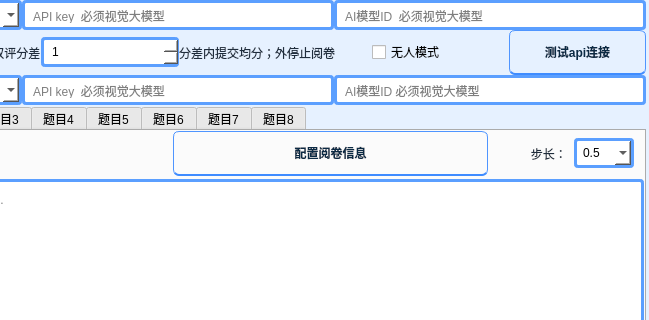
bangongshi107/AI-auto-grading-3-7, file setting/七题.ui: the form before one commit; both pictures show x 151 to 800 and y 0 to 320 of the 800 by 970 pixel window.
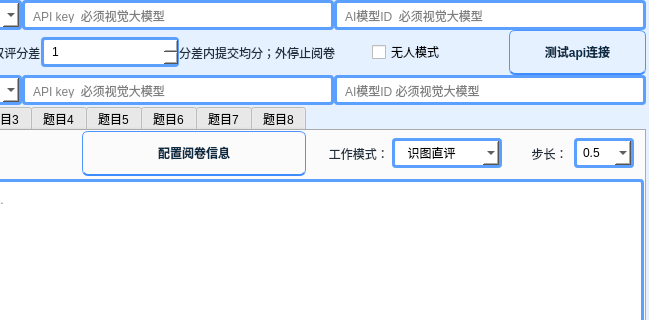
The form after the commit.

The edit to the form file:
```diff
--- a/setting/七题.ui
+++ b/setting/七题.ui
@@ -645,6 +645,48 @@
                 </property>
                </widget>
               </item>
+              <item>
+               <widget class="QLabel" name="label_work_mode_1">
+                <property name="sizePolicy">
+                 <sizepolicy hsizetype="Fixed" vsizetype="Preferred">
+                  <horstretch>0</horstretch>
+                  <verstretch>0</verstretch>
+                 </sizepolicy>
+                </property>
+                <property name="text">
+                 <string>      工作模式：</string>
+                </property>
+               </widget>
+              </item>
+              <item>
+               <widget class="QComboBox" name="work_mode_1">
+                <property name="sizePolicy">
+                 <sizepolicy hsizetype="Fixed" vsizetype="Fixed">
+                  <horstretch>0</horstretch>
+                  <verstretch>0</verstretch>
+                 </sizepolicy>
+                </property>
+                <property name="minimumSize">
+                 <size>
+                  <width>110</width>
+                  <height>0</height>
+                 </size>
+                </property>
+                <property name="toolTip">
+                 <string>识图直评：AI看图直接评分；识评分离：AI1识别文字，AI2评分</string>
+                </property>
+                <item>
+                 <property name="text">
+                  <string>  识图直评  </string>
+                 </property>
+                </item>
+                <item>
+                 <property name="text">
+                  <string>  识评分离  </string>
+                 </property>
+                </item>
+               </widget>
+              </item>
               <item>
                <widget class="QLabel" name="label_step1">
                 <property name="sizePolicy">
@@ -654,7 +696,7 @@
                  </sizepolicy>
                 </property>
                 <property name="text">
-                 <string>            步长： </string>
+                 <string>        步长： </string>
                 </property>
                </widget>
               </item>
```
Left out of the diff: 270 changed lines with no effect on the pictures.
